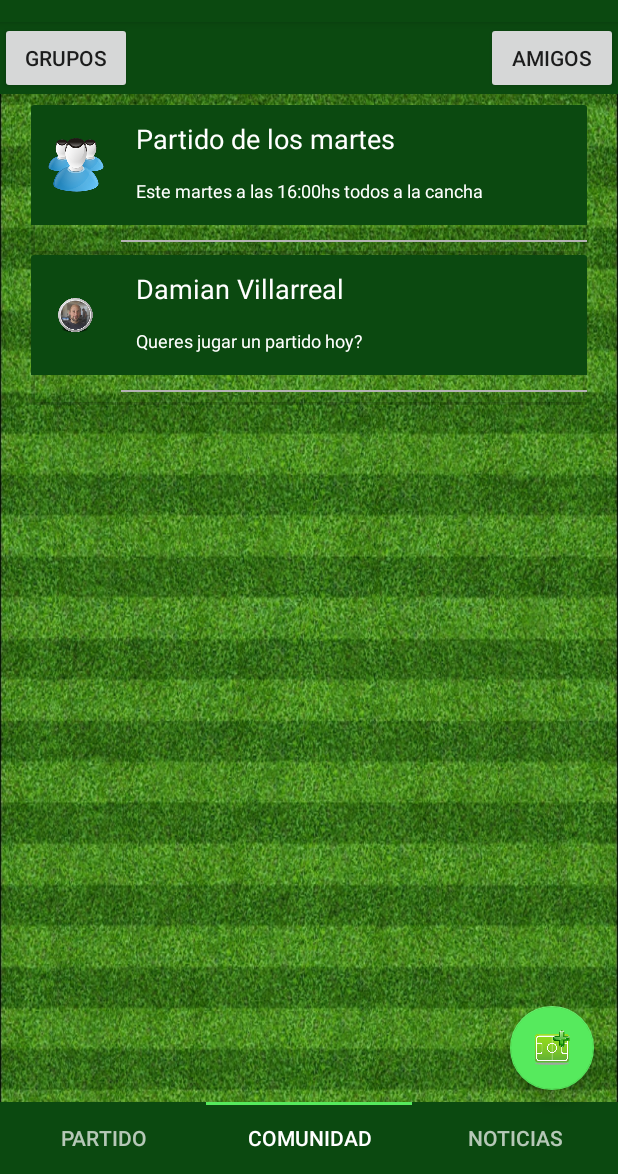
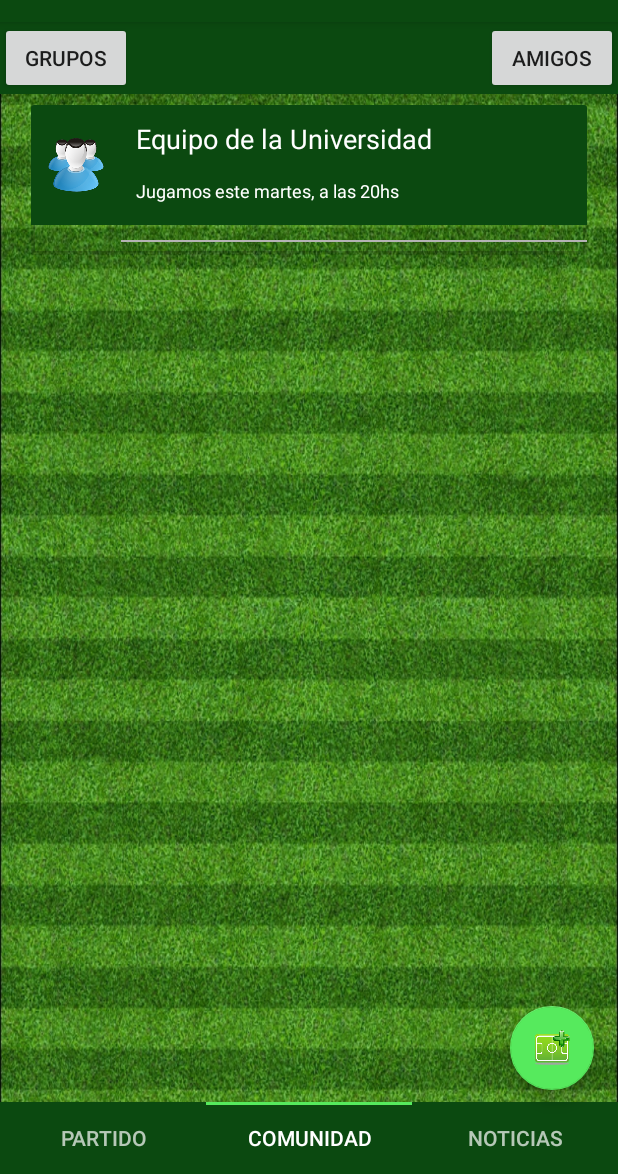
Before and after one commit to maury07/ATEprueba, an Android app: the PartidoFragment screen opened directly, with no data from a screen before it, item 2 of the bottom bar chosen, on a phone screen of 412 x 824 dp, the part 62-1236 px from its top. Run offline under Robolectric (Android 15) with nearby library versions, the phone set to English and light mode, and no system bars; Roboto replaces fonts that are not available here.

Commit message:
Arregle pestaña Noticias, sube UN solo estado.

```diff
--- a/app/src/main/java/com/example/ateprueba/PerfilActivity.java
+++ b/app/src/main/java/com/example/ateprueba/PerfilActivity.java
@@ -29,6 +29,8 @@ public class PerfilActivity extends AppCompatActivity {
         btnGuardar.setOnClickListener(new View.OnClickListener() {
             @Override
             public void onClick(View view) {
+                String nombre = etNombre.getText().toString();
+                Toast.makeText(PerfilActivity.this, "Bienvenido "+nombre, Toast.LENGTH_SHORT).show();
                 Toast.makeText(PerfilActivity.this, "Tus datos han sido guardados correctamente", Toast.LENGTH_SHORT).show();
                 Intent i = new Intent(getApplicationContext(), TabbedActivity.class);
                 startActivity(i);
--- a/app/src/main/java/com/example/ateprueba/fragments/ComunidadFragment.java
+++ b/app/src/main/java/com/example/ateprueba/fragments/ComunidadFragment.java
@@ -47,8 +47,8 @@ public class ComunidadFragment extends Fragment {
 
     public List<ComunidadModelo> obtenerChats(){
         List<ComunidadModelo> chats = new ArrayList<>();
-        chats.add(new ComunidadModelo("Partido de los martes", "Este martes a las 16:00hs todos a la cancha", R.drawable.users));
-        chats.add(new ComunidadModelo("Damian Villarreal", "Queres jugar un partido hoy?",R.drawable.pelado1));
+        chats.add(new ComunidadModelo("Equipo de la Universidad", "Jugamos este martes, a las 20hs", R.drawable.users));
+        //chats.add(new ComunidadModelo("Damian Villarreal", "Queres jugar un partido hoy?",R.drawable.pelado1));
 
         return chats;
     }
--- a/app/src/main/java/com/example/ateprueba/fragments/NoticiasFragment.java
+++ b/app/src/main/java/com/example/ateprueba/fragments/NoticiasFragment.java
@@ -43,19 +43,20 @@ public class NoticiasFragment extends Fragment {
         enviar.setOnClickListener(new View.OnClickListener() {
             @Override
             public void onClick(View v) {
-                Toast.makeText(getContext(),"qui si io ", Toast.LENGTH_SHORT).show();
+                adapterNoticias= new RecyclerViewAdapterNoticias(actualizarEstados(estado.getText().toString()));
+                recyclerEstados.setAdapter(adapterNoticias);
             }
         });
-        adapterNoticias = new RecyclerViewAdapterNoticias(actualizarEstados());
-        recyclerEstados.setAdapter(adapterNoticias);
+        //adapterNoticias = new RecyclerViewAdapterNoticias(actualizarEstados());
+        //recyclerEstados.setAdapter(adapterNoticias);
 
         return view;
     }
 
-    public List<EstadoModelo> actualizarEstados(){
+    public List<EstadoModelo> actualizarEstados(String texto){
         List<EstadoModelo> lista = new ArrayList<>();
-        lista.add(new EstadoModelo("Damian Villarreal", "7:17 PM", "este es un estadop de prueba", R.drawable.user1));
-        lista.add(new EstadoModelo("Mauri nuñez", "7:56 PM", "otro estado de prueba", R.drawable.user1));
+        lista.add(new EstadoModelo("Damian Villarreal", "7:17 PM", texto, R.drawable.user1));
+        //lista.add(new EstadoModelo("Mauri nuñez", "7:56 PM", "otro estado de prueba", R.drawable.user1));
         return lista;
     }
 
--- a/app/src/main/res/layout/activity_crear_partido.xml
+++ b/app/src/main/res/layout/activity_crear_partido.xml
@@ -289,7 +289,10 @@
                 android:layout_width="match_parent"
                 android:layout_height="wrap_content"
                 android:layout_marginLeft="20dp"
-                android:layout_marginTop="10dp" />
+                android:layout_marginTop="10dp"
+                android:max="50"
+                android:min="5"
+                android:progress="10"/>
 
             <TextView
                 android:id="@+id/tvNivelPartido"
```
Also changed, not shown: app/src/main/java/com/example/ateprueba/Adapters/RecyclerViewAdaptadorPartido.java (+15 -2 lines).
